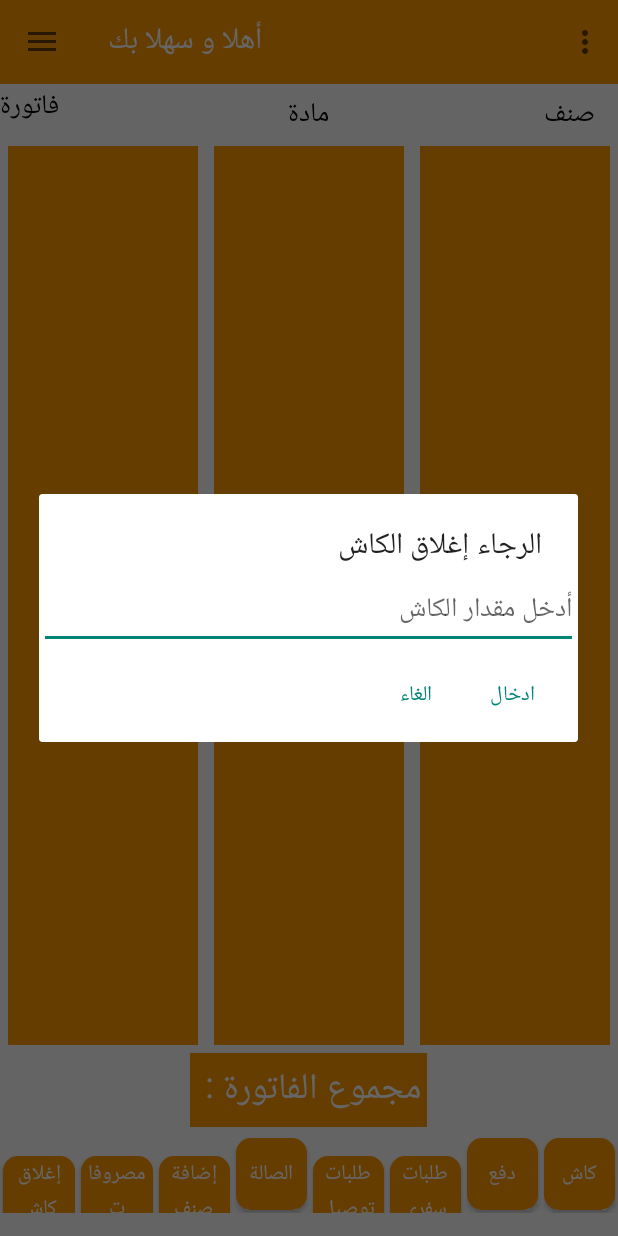
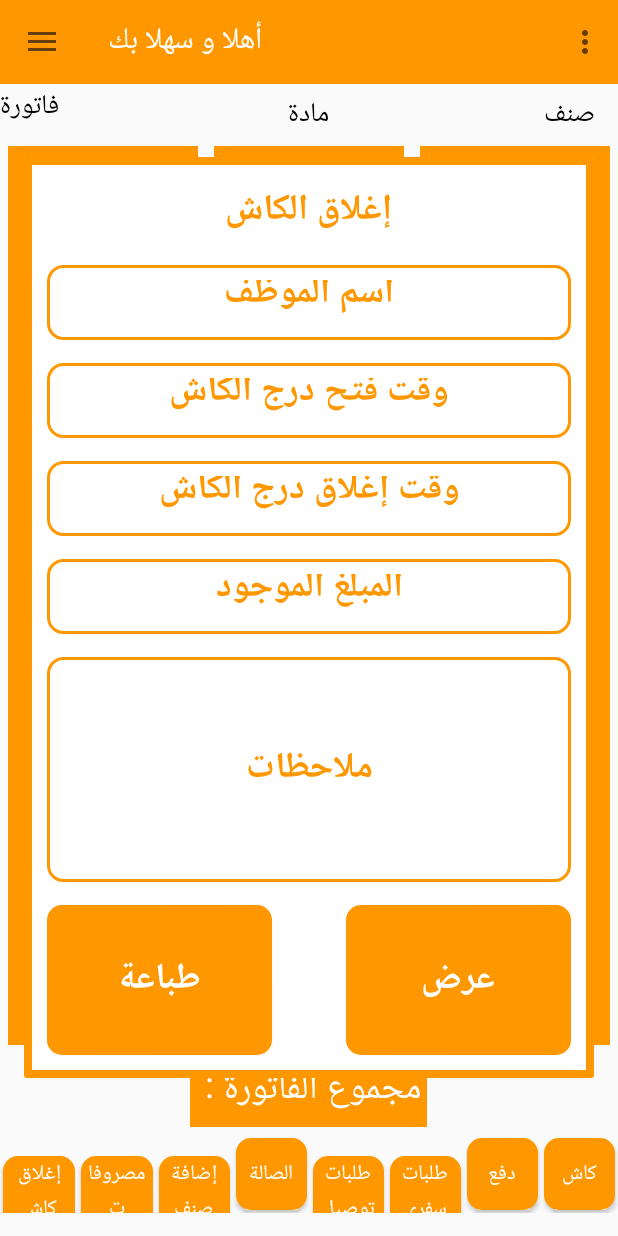
Before and after one commit to mazzoubi/rotana, an Android app: the Emppage screen opened directly, with no data from a screen before it, after a tap on "إغلاق كاش", on a phone screen of 412 x 824 dp. Run offline under Robolectric (Android 15) with nearby library versions, the phone set to English and light mode, and no system bars; our stand-ins replace Firebase (no records; nobody signed in at launch, a user with empty details on screens opened directly).

Commit message:
new update

```diff
--- a/app/src/main/java/com/example/foodholic/Emppage.java
+++ b/app/src/main/java/com/example/foodholic/Emppage.java
@@ -40,9 +40,12 @@ import com.google.firebase.firestore.FirebaseFirestore;
 import com.google.firebase.firestore.QueryDocumentSnapshot;
 import com.google.firebase.firestore.QuerySnapshot;
 
+import java.io.Closeable;
 import java.text.DateFormat;
+import java.text.ParseException;
 import java.text.SimpleDateFormat;
 import java.util.ArrayList;
+import java.util.Calendar;
 import java.util.Date;
 import java.util.HashMap;
 import java.util.List;
@@ -83,6 +86,8 @@ public class Emppage extends AppCompatActivity
     ArrayList<String>dname;
     ArrayList<String>cmobile;
     ArrayList<String>caddress;
+
+    static classCloseOpenCash closeOpenCash = new classCloseOpenCash();
 
     @Override
     protected void onCreate(Bundle savedInstanceState) {
@@ -176,24 +181,40 @@ public class Emppage extends AppCompatActivity
 
                         if(!ee.getText().toString().equals("")){
 
-                            cash.put("cash", ee.getText().toString());
-
-                            db.collection("Res_1_cash")
-                                    .document(""+new Date()).set(cash).addOnCompleteListener(new OnCompleteListener<Void>() {
-                                @Override
-                                public void onComplete(@NonNull Task<Void> task) {
-                                    if(task.isSuccessful()){
-
                             SharedPreferences.Editor editor = shared2.edit();
                             editor.putString("cash", ee.getText().toString());
                             editor.apply();
 
-                                        dialog.dismiss();
-
-                                    }
-
-                                }
-                            });
+                            cash.put("cash", ee.getText().toString());
+                            closeOpenCash.floor = Double.parseDouble(ee.getText().toString());
+
+
+
+                            String form = "dd-MM-yy";
+                            String form2 = "HH:mm dd-MM-yy";
+                            SimpleDateFormat sdf = new SimpleDateFormat("EE MMM dd HH:mm:ss z yyyy", Locale.ENGLISH);
+                            SimpleDateFormat sdf2 = new SimpleDateFormat("EE MMM dd HH:mm:ss z yyyy", Locale.ENGLISH);
+
+                            try {
+
+
+                                Date parsedDate = sdf.parse(new Date().toString());
+                                Date parsedDate2 = sdf2.parse(new Date().toString());
+
+                                SimpleDateFormat print = new SimpleDateFormat(form);
+                                SimpleDateFormat print2 = new SimpleDateFormat(form2);
+
+                                closeOpenCash.dateOpen = print.format(parsedDate);
+                                closeOpenCash.dateAndTimeOpen = print2.format(parsedDate2);
+
+                                 }
+                            catch (ParseException e) {
+                                new AlertDialog.Builder(Emppage.this).setMessage(e+"").show();
+                            }
+
+                            closeOpenCash.empEmail = getIntent().getStringExtra("empemail");
+
+
 
                         }
                         else{
@@ -281,6 +302,9 @@ public class Emppage extends AppCompatActivity
                     t.setText("مجموع الفاتورة : "+s.substring(s.indexOf("."), s.indexOf(".")+3)+" دينار ");
                 else
                     t.setText("مجموع الفاتورة : "+sum+" دينار ");
+
+                closeOpenCash.total+=sum;
+
                 final TextView t2 = dialog2.findViewById(R.id.change);
 
                 final EditText e = dialog2.findViewById(R.id.pay);
@@ -914,32 +938,60 @@ public class Emppage extends AppCompatActivity
                 ee.setText("");
 
                 if (HomeAct.lang==1){
-                    new AlertDialog.Builder(Emppage.this)
-                            .setTitle("الرجاء إغلاق الكاش")
-                            .setView(ee).setCancelable(false)
-                            .setNegativeButton("الغاء", new DialogInterface.OnClickListener() {
-                                @Override
-                                public void onClick(DialogInterface dialog, int which) {
-                                    Emppage.this.finish(); }})
-                            .setPositiveButton("ادخال", new DialogInterface.OnClickListener() {
-                                @Override
-                                public void onClick(final DialogInterface dialog, int which) {
-
-                                    if(!ee.getText().toString().equals("")){
-
-                                        cash.put("cash", ee.getText().toString());
-
-                                        db.collection("Res_1_cash")
-                                                .document(""+new Date()).set(cash).addOnCompleteListener(new OnCompleteListener<Void>() {
+
+                    final AlertDialog.Builder builder = new AlertDialog.Builder(Emppage.this);
+                    LayoutInflater inflater = Emppage.this.getLayoutInflater();
+                    builder.setView(inflater.inflate(R.layout.dialog_close, null));
+                    final AlertDialog dialog = builder.create();
+                    WindowManager.LayoutParams lp = new WindowManager.LayoutParams();
+                    lp.copyFrom(dialog.getWindow().getAttributes());
+                    lp.width = WindowManager.LayoutParams.WRAP_CONTENT;
+                    lp.height = WindowManager.LayoutParams.WRAP_CONTENT;
+
+                    dialog.show();
+                    dialog.getWindow().setAttributes(lp);
+
+                    final EditText et1, et2, et3, et4, et5;
+                    final Button b1, b2;
+
+                    et1 = dialog.findViewById(R.id.name);
+                    et2 = dialog.findViewById(R.id.mobile);
+                    et3 = dialog.findViewById(R.id.pric);
+                    et4 = dialog.findViewById(R.id.desc);
+                    et5 = dialog.findViewById(R.id.tot);
+
+                    b1 = dialog.findViewById(R.id.takeaway);
+                    b2 = dialog.findViewById(R.id.deliv);
+
+                    b1.setOnClickListener(new View.OnClickListener() {
+                        @Override
+                        public void onClick(View view) {
+
+                            et1.setText(closeOpenCash.empEmail);
+                            et2.setText(closeOpenCash.dateAndTimeOpen);
+                            et5.setText("مبيعات : "+closeOpenCash.total+"   ارضية : "+closeOpenCash.floor+"   مجموع : "+(closeOpenCash.total+closeOpenCash.floor));
+                            String form = "HH:mm dd-MM-yy";
+                            SimpleDateFormat sdf = new SimpleDateFormat("EE MMM dd HH:mm:ss z yyyy", Locale.ENGLISH);
+
+                            try {
+                                Date parsedDate = sdf.parse(new Date().toString());
+                                SimpleDateFormat print = new SimpleDateFormat(form);
+                                closeOpenCash.dateAndTimeClose = print.format(parsedDate);
+                            et3.setText(closeOpenCash.dateAndTimeClose); }
+                            catch (Exception e){}
+                        }
+                    });
+
+                    b2.setOnClickListener(new View.OnClickListener() {
+                        @Override
+                        public void onClick(View view) {
+
+                            db.collection("closeOpenCash").document().set(closeOpenCash)
+                                    .addOnCompleteListener(new OnCompleteListener<Void>() {
                                         @Override
                                         public void onComplete(@NonNull Task<Void> task) {
+
                                             if(task.isSuccessful()){
-
-                                                    int prev = Integer.parseInt(shared2.getString("cash", "0"));
-                                                    int curr = Integer.parseInt(ee.getText().toString());
-
-                                                    if(curr >= prev){
-
                                                 FirebaseAuth auth = FirebaseAuth.getInstance();
                                                 auth.signOut();
 
@@ -949,18 +1001,19 @@ public class Emppage extends AppCompatActivity
                                                 editor.putString("cash", "");
                                                 editor.apply();
 
+                                                closeOpenCash = new classCloseOpenCash();
+
                                                 dialog.dismiss();
                                                 Emppage.this.finish();
-
-                                                    }
-                                                    else{
-                                                        Toast.makeText(Emppage.this, "القيم الموجودة غير مطابقة للمبيعات, الرجاء التأكد من الكاش مرة أخرى", Toast.LENGTH_SHORT).show();
-                                                        dialog.dismiss(); }
-                                                } } }); }
+                                            }
                                             else
-                                        dialog.dismiss();
-
-                                } }).show();
+                                                Toast.makeText(Emppage.this, "تعذر التخزين !", Toast.LENGTH_SHORT).show();
+
+                                        }
+                                    });
+
+                        }
+                    });
                 }
                 else {
                     new AlertDialog.Builder(Emppage.this)
@@ -994,9 +1047,6 @@ public class Emppage extends AppCompatActivity
 
                                                         Toast.makeText(Emppage.this, "Your logout is successful", Toast.LENGTH_SHORT).show();
 
-                                                        SharedPreferences.Editor editor = shared2.edit();
-                                                        editor.putString("cash", "");
-                                                        editor.apply();
 
                                                         dialog.dismiss();
                                                         Emppage.this.finish();
--- a/app/src/main/java/com/example/foodholic/Tabel_res_new.java
+++ b/app/src/main/java/com/example/foodholic/Tabel_res_new.java
@@ -307,6 +307,9 @@ public class Tabel_res_new extends AppCompatActivity {
             order.put("people", people);
             order.put("date", date);
             order.put("time", time);
+            order.put("order", "");
+            order.put("sum", "");
+
 
             db.collection("Res_1_Table_Res_").document(""+(p+1)).set(order)
                     .addOnCompleteListener(new OnCompleteListener<Void>() {
--- /dev/null
+++ b/app/src/main/res/layout/dialog_close.xml
@@ -0,0 +1,164 @@
+<?xml version="1.0" encoding="utf-8"?>
+<ScrollView xmlns:android="http://schemas.android.com/apk/res/android"
+    android:layout_width="match_parent"
+    android:layout_height="match_parent">
+
+    <RelativeLayout
+        android:layout_width="match_parent"
+        android:background="@drawable/shape3"
+        android:layout_height="match_parent">
+
+        <TextView
+            android:layout_width="wrap_content"
+            android:text="إغلاق الكاش"
+            android:id="@+id/title"
+            android:layout_centerHorizontal="true"
+            android:textSize="24dp"
+            android:textStyle="bold"
+            android:layout_alignParentTop="true"
+            android:layout_marginTop="15dp"
+            android:textColor="@color/colorPrimary"
+            android:layout_height="wrap_content" />
+
+        <EditText
+            android:layout_width="match_parent"
+            android:text="اسم الموظف"
+            android:id="@+id/name"
+            android:textColorHint="@color/colorPrimary"
+            android:background="@drawable/shape2"
+            android:singleLine="true"
+            android:enabled="false"
+            android:layout_below="@+id/title"
+            android:layout_centerHorizontal="true"
+            android:textSize="24dp"
+            android:layout_marginLeft="15dp"
+            android:layout_marginRight="15dp"
+            android:padding="10dp"
+            android:gravity="center"
+            android:textStyle="bold"
+            android:layout_marginTop="15dp"
+            android:textColor="@color/colorPrimary"
+            android:layout_height="50dp" />
+
+        <EditText
+            android:layout_width="match_parent"
+            android:text="وقت فتح درج الكاش"
+            android:id="@+id/mobile"
+            android:textColorHint="@color/colorPrimary"
+            android:background="@drawable/shape2"
+            android:enabled="false"
+            android:singleLine="true"
+            android:layout_below="@+id/name"
+            android:layout_centerHorizontal="true"
+            android:textSize="24dp"
+            android:layout_marginLeft="15dp"
+            android:inputType="number"
+            android:layout_marginRight="15dp"
+            android:padding="10dp"
+            android:gravity="center"
+            android:textStyle="bold"
+            android:layout_marginTop="15dp"
+            android:textColor="@color/colorPrimary"
+            android:layout_height="50dp" />
+
+        <EditText
+            android:layout_width="match_parent"
+            android:text="وقت إغلاق درج الكاش"
+            android:id="@+id/pric"
+            android:textColorHint="@color/colorPrimary"
+            android:background="@drawable/shape2"
+            android:singleLine="true"
+            android:layout_below="@+id/mobile"
+            android:layout_centerHorizontal="true"
+            android:enabled="false"
+            android:textSize="24dp"
+            android:layout_marginLeft="15dp"
+            android:inputType="number"
+            android:layout_marginRight="15dp"
+            android:padding="10dp"
+            android:gravity="center"
+            android:textStyle="bold"
+            android:layout_marginTop="15dp"
+            android:textColor="@color/colorPrimary"
+            android:layout_height="50dp" />
+
+        <EditText
+            android:layout_width="match_parent"
+            android:text="المبلغ الموجود"
+            android:id="@+id/tot"
+            android:textColorHint="@color/colorPrimary"
+            android:background="@drawable/shape2"
+            android:singleLine="true"
+            android:layout_below="@+id/pric"
+            android:layout_centerHorizontal="true"
+            android:enabled="false"
+            android:textSize="24dp"
+            android:layout_marginLeft="15dp"
+            android:inputType="number"
+            android:layout_marginRight="15dp"
+            android:padding="10dp"
+            android:gravity="center"
+            android:textStyle="bold"
+            android:layout_marginTop="15dp"
+            android:textColor="@color/colorPrimary"
+            android:layout_height="50dp" />
+
+        <EditText
+            android:layout_width="match_parent"
+            android:hint="ملاحظات"
+            android:id="@+id/desc"
+            android:textColorHint="@color/colorPrimary"
+            android:background="@drawable/shape2"
+            android:singleLine="false"
+            android:layout_below="@+id/tot"
+            android:layout_centerHorizontal="true"
+            android:textSize="24dp"
+            android:layout_marginLeft="15dp"
+            android:layout_marginRight="15dp"
+            android:padding="10dp"
+            android:gravity="center"
+            android:textStyle="bold"
+            android:layout_marginTop="15dp"
+            android:textColor="@color/colorPrimary"
+            android:layout_height="150dp" />
+
+        <Button
+            android:layout_width="150dp"
+            android:text="طباعة"
+            android:id="@+id/deliv"
+            android:layout_alignParentLeft="true"
+            android:layout_marginLeft="15dp"
+            android:textSize="24dp"
+            android:background="@drawable/shape"
+            android:backgroundTint="@color/colorPrimary"
+            android:textStyle="bold"
+            android:layout_marginTop="15dp"
+            android:layout_marginRight="15dp"
+            android:layout_below="@+id/desc"
+            android:padding="15dp"
+            android:layout_marginBottom="15dp"
+            android:textColor="@color/colorPrimaryDark"
+            android:layout_height="100dp" />
+
+        <Button
+            android:layout_width="150dp"
+            android:text="عرض"
+            android:gravity="center"
+            android:id="@+id/takeaway"
+            android:layout_alignParentRight="true"
+            android:layout_marginLeft="15dp"
+            android:textSize="24dp"
+            android:layout_marginRight="15dp"
+            android:background="@drawable/shape"
+            android:backgroundTint="@color/colorPrimary"
+            android:textStyle="bold"
+            android:layout_marginTop="15dp"
+            android:layout_below="@+id/desc"
+            android:padding="15dp"
+            android:layout_marginBottom="15dp"
+            android:textColor="@color/colorPrimaryDark"
+            android:layout_height="100dp" />
+
+    </RelativeLayout>
+
+</ScrollView>
--- a/build.gradle
+++ b/build.gradle
@@ -7,7 +7,7 @@ buildscript {
 
     }
     dependencies {
-        classpath 'com.android.tools.build:gradle:3.5.0'
+        classpath 'com.android.tools.build:gradle:3.5.2'
         classpath 'com.google.gms:google-services:4.2.0'
 
 
```
Also changed, not shown: app/src/main/java/com/example/foodholic/Tabel_Res_Emp.java (+49 -4 lines). Lines whose indentation alone changed are shown as unchanged.
